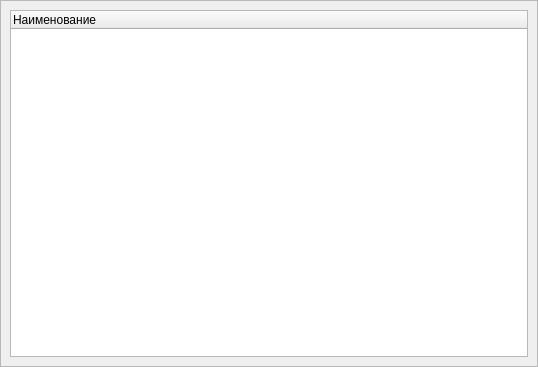
First picture: the form in ui/RelationTree.ui, repository lazyDesertMan/Mivar, before the edit.
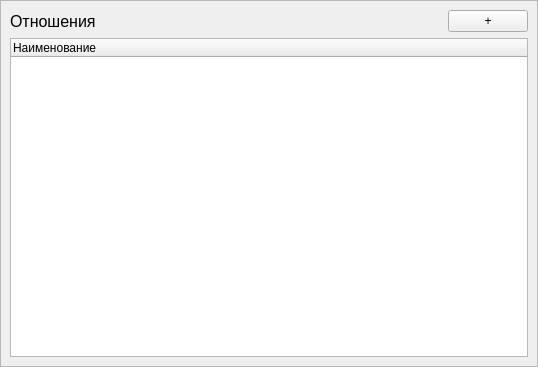
Second picture: the form after the edit.

Commit message: Небольшое обновление UI

```diff
--- a/ui/RelationTree.ui
+++ b/ui/RelationTree.ui
@@ -35,7 +35,7 @@
       <enum>QFrame::Raised</enum>
      </property>
      <layout class="QGridLayout" name="gridLayout_2">
-      <item row="0" column="0">
+      <item row="2" column="0">
        <widget class="QTreeWidget" name="treeWidget">
         <column>
          <property name="text">
@@ -44,6 +44,29 @@
         </column>
        </widget>
       </item>
+      <item row="0" column="0">
+       <layout class="QHBoxLayout" name="horizontalLayout" stretch="1,0">
+        <item>
+         <widget class="QLabel" name="label">
+          <property name="font">
+           <font>
+            <pointsize>12</pointsize>
+           </font>
+          </property>
+          <property name="text">
+           <string>Отношения</string>
+          </property>
+         </widget>
+        </item>
+        <item>
+         <widget class="QPushButton" name="pushButton">
+          <property name="text">
+           <string>+</string>
+          </property>
+         </widget>
+        </item>
+       </layout>
+      </item>
      </layout>
     </widget>
    </item>
```
The commit also changes 2 other files.
